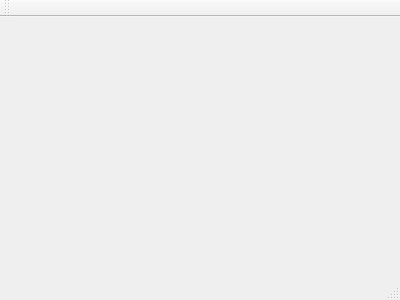
murzinaleks/qt_lessons, file HW1/triangle/triangle.ui: the form before one commit.
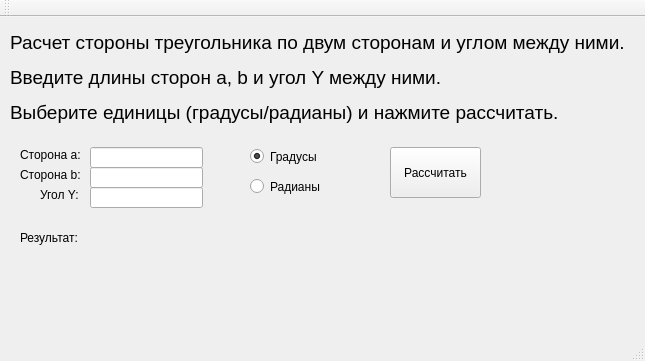
The form after the commit.

Commit message: complete task_2 triangle

The edit to the form file:
```diff
--- a/HW1/triangle/triangle.ui
+++ b/HW1/triangle/triangle.ui
@@ -1,24 +1,193 @@
 <ui version="4.0">
  <class>triangle</class>
- <widget class="QMainWindow" name="triangle" >
-  <property name="geometry" >
+ <widget class="QMainWindow" name="triangle">
+  <property name="geometry">
    <rect>
     <x>0</x>
     <y>0</y>
-    <width>400</width>
-    <height>300</height>
+    <width>645</width>
+    <height>361</height>
    </rect>
   </property>
   <property name="windowTitle" >
    <string>triangle</string>
   </property>
-  <widget class="QMenuBar" name="menuBar" />
-  <widget class="QToolBar" name="mainToolBar" />
-  <widget class="QWidget" name="centralWidget" />
-  <widget class="QStatusBar" name="statusBar" />
+  <widget class="QWidget" name="centralWidget">
+   <widget class="QLabel" name="label">
+    <property name="geometry">
+     <rect>
+      <x>10</x>
+      <y>10</y>
+      <width>621</width>
+      <height>101</height>
+     </rect>
+    </property>
+    <property name="text">
+     <string>&lt;html&gt;&lt;head/&gt;&lt;body&gt;&lt;p&gt;&lt;span style=&quot; font-size:14pt;&quot;&gt;Расчет стороны треугольника по двум сторонам и углом между ними.&lt;/span&gt;&lt;/p&gt;&lt;p&gt;&lt;span style=&quot; font-size:14pt;&quot;&gt;Введите длины сторон a, b и угол Y между ними.&lt;/span&gt;&lt;/p&gt;&lt;p&gt;&lt;span style=&quot; font-size:14pt;&quot;&gt;Выберите единицы (градусы/радианы) и нажмите рассчитать.&lt;/span&gt;&lt;/p&gt;&lt;/body&gt;&lt;/html&gt;</string>
+    </property>
+   </widget>
+   <widget class="QLabel" name="label_a">
+    <property name="geometry">
+     <rect>
+      <x>20</x>
+      <y>130</y>
+      <width>61</width>
+      <height>16</height>
+     </rect>
+    </property>
+    <property name="text">
+     <string>Сторона a:</string>
+    </property>
+   </widget>
+   <widget class="QLabel" name="label_b">
+    <property name="geometry">
+     <rect>
+      <x>20</x>
+      <y>150</y>
+      <width>61</width>
+      <height>16</height>
+     </rect>
+    </property>
+    <property name="text">
+     <string>Сторона b:</string>
+    </property>
+   </widget>
+   <widget class="QLabel" name="label_y">
+    <property name="geometry">
+     <rect>
+      <x>40</x>
+      <y>170</y>
+      <width>41</width>
+      <height>16</height>
+     </rect>
+    </property>
+    <property name="layoutDirection">
+     <enum>Qt::RightToLeft</enum>
+    </property>
+    <property name="text">
+     <string>Угол Y:</string>
+    </property>
+   </widget>
+   <widget class="QLineEdit" name="lineEdit_a">
+    <property name="geometry">
+     <rect>
+      <x>90</x>
+      <y>130</y>
+      <width>113</width>
+      <height>21</height>
+     </rect>
+    </property>
+   </widget>
+   <widget class="QLineEdit" name="lineEdit_b">
+    <property name="geometry">
+     <rect>
+      <x>90</x>
+      <y>150</y>
+      <width>113</width>
+      <height>21</height>
+     </rect>
+    </property>
+   </widget>
+   <widget class="QLineEdit" name="lineEdit_y">
+    <property name="geometry">
+     <rect>
+      <x>90</x>
+      <y>170</y>
+      <width>113</width>
+      <height>21</height>
+     </rect>
+    </property>
+   </widget>
+   <widget class="QRadioButton" name="radioButton_grad">
+    <property name="geometry">
+     <rect>
+      <x>250</x>
+      <y>130</y>
+      <width>84</width>
+      <height>19</height>
+     </rect>
+    </property>
+    <property name="text">
+     <string>Градусы</string>
+    </property>
+    <property name="checked">
+     <bool>true</bool>
+    </property>
+   </widget>
+   <widget class="QRadioButton" name="radioButton_rad">
+    <property name="geometry">
+     <rect>
+      <x>250</x>
+      <y>160</y>
+      <width>84</width>
+      <height>19</height>
+     </rect>
+    </property>
+    <property name="text">
+     <string>Радианы</string>
+    </property>
+   </widget>
+   <widget class="QPushButton" name="button_calculate">
+    <property name="geometry">
+     <rect>
+      <x>390</x>
+      <y>130</y>
+      <width>91</width>
+      <height>51</height>
+     </rect>
+    </property>
+    <property name="text">
+     <string>Рассчитать</string>
+    </property>
+   </widget>
+   <widget class="QLabel" name="label_2">
+    <property name="geometry">
+     <rect>
+      <x>20</x>
+      <y>210</y>
+      <width>61</width>
+      <height>21</height>
+     </rect>
+    </property>
+    <property name="text">
+     <string>Результат:</string>
+    </property>
+   </widget>
+   <widget class="QLabel" name="label_result">
+    <property name="geometry">
+     <rect>
+      <x>90</x>
+      <y>210</y>
+      <width>471</width>
+      <height>51</height>
+     </rect>
+    </property>
+    <property name="text">
+     <string/>
+    </property>
+   </widget>
+  </widget>
+  <widget class="QMenuBar" name="menuBar">
+   <property name="geometry">
+    <rect>
+     <x>0</x>
+     <y>0</y>
+     <width>645</width>
+     <height>20</height>
+    </rect>
+   </property>
+  </widget>
+  <widget class="QToolBar" name="mainToolBar">
+   <attribute name="toolBarArea">
+    <enum>TopToolBarArea</enum>
+   </attribute>
+   <attribute name="toolBarBreak">
+    <bool>false</bool>
+   </attribute>
+  </widget>
+  <widget class="QStatusBar" name="statusBar"/>
  </widget>
- <layoutDefault spacing="6" margin="11" />
- <pixmapfunction></pixmapfunction>
+ <layoutdefault spacing="6" margin="11"/>
  <resources/>
  <connections/>
 </ui>
```
Left out of the diff: 3 changed lines with no effect on the pictures. The commit also changes 2 other files.
